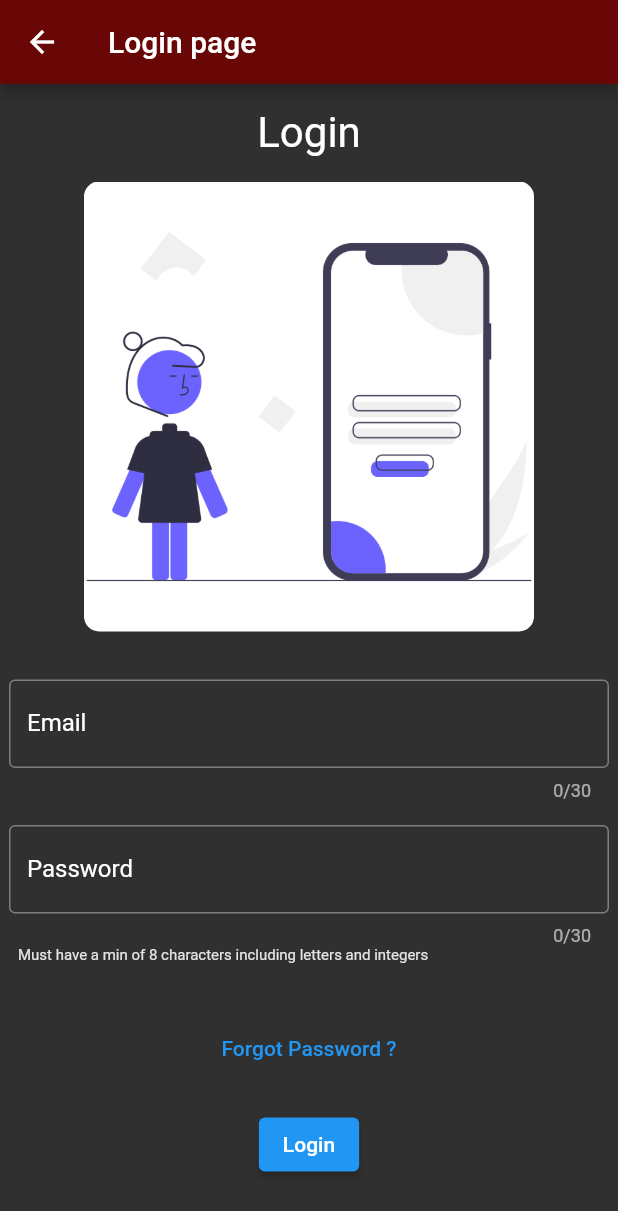
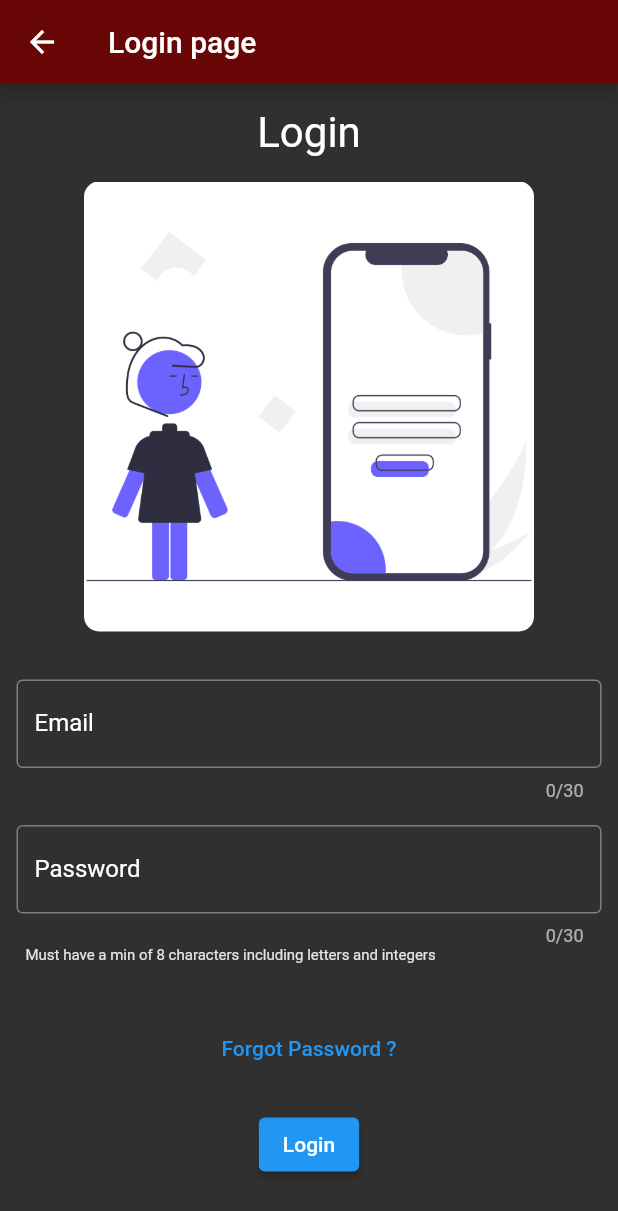
Before and after one commit to sa-l-aash/TO-DO-LIST.FLUTTER, a Flutter app: the screen it shows after launch, after a tap on "Login", on a phone screen of 412 x 824 dp. Shown: the top 1211 px of the screen. Run offline on Flutter 3.47's test engine with Material 2 defaults, Android fonts, the phone set to English and light mode, and no system bars; our stand-ins replace sqflite; accounts and stored records are empty.

Commit message:
added  a padding

```diff
--- a/app/lib/screens/login_screen.dart
+++ b/app/lib/screens/login_screen.dart
@@ -89,6 +89,7 @@ class _LoginScreenState extends State<LoginScreen>
         backgroundColor: const Color.fromARGB(255, 105, 7, 7),
       ),
       body: SingleChildScrollView(
+        padding: const EdgeInsets.symmetric(horizontal: 5),
         child: Column(
           mainAxisAlignment: MainAxisAlignment.center,
           children: <Widget>[
```
